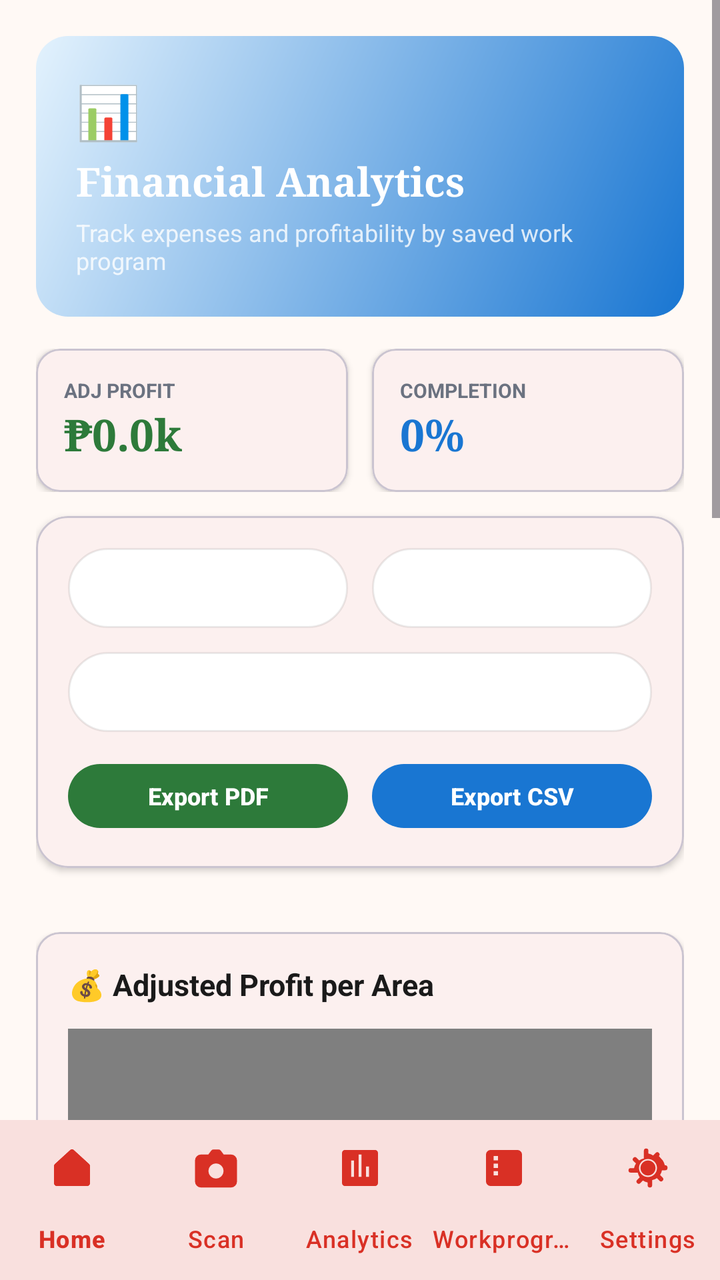
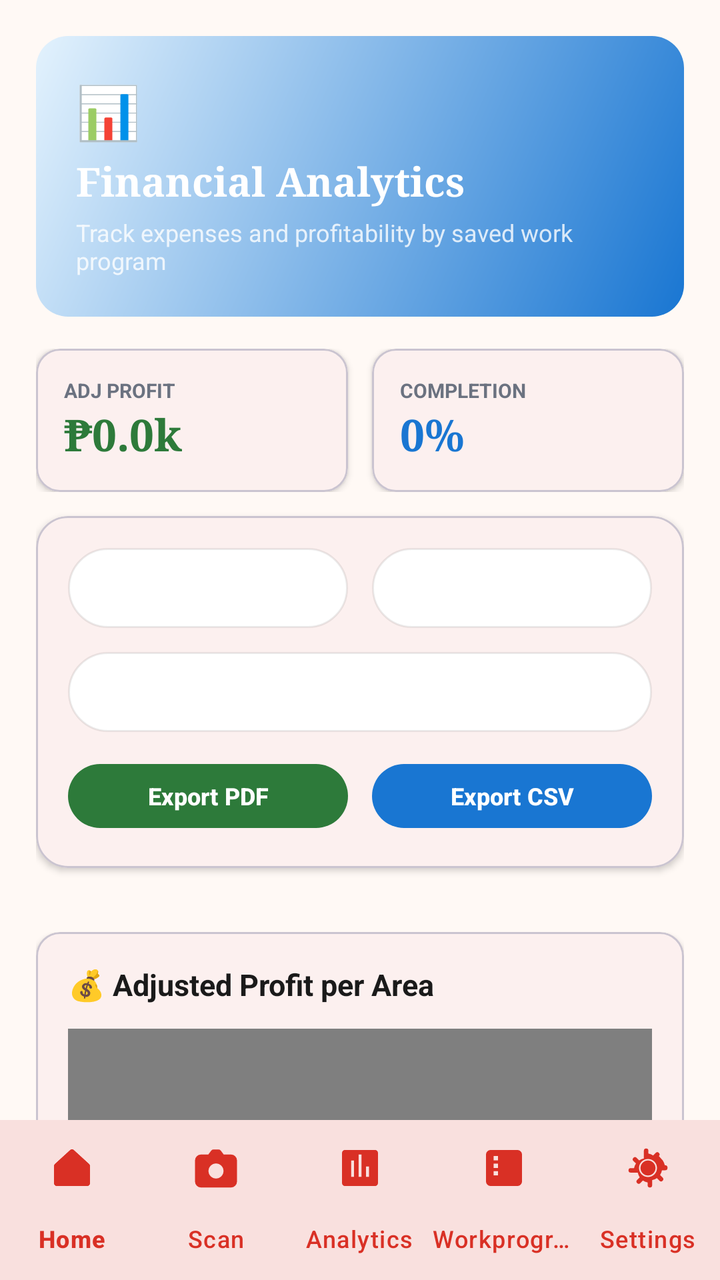

An Android layout rendered at two revisions. The XML below is the earlier revision; the diff shows what the commit changed to produce the second picture.
<!-- AndroidManifest.xml: application theme Theme.TomatoApp -->
<!-- res/layout/activity_analytics.xml -->
<?xml version="1.0" encoding="utf-8"?>
<RelativeLayout xmlns:android="http://schemas.android.com/apk/res/android"
    xmlns:app="http://schemas.android.com/apk/res-auto"
    xmlns:tools="http://schemas.android.com/tools"
    android:id="@+id/main_layout"
    android:layout_width="match_parent"
    android:layout_height="match_parent"
    android:background="@color/cream"
    tools:context=".AnalyticsActivity">

    
    <LinearLayout
        android:id="@+id/analyticsRoot"
        android:layout_width="match_parent"
        android:layout_height="match_parent"
        android:orientation="vertical"
        android:layout_above="@id/bottom_navigation"
        android:fitsSystemWindows="true">

        <ScrollView
            android:layout_width="match_parent"
            android:layout_height="match_parent"
            android:fillViewport="true"
            android:clipToPadding="false"
            android:paddingBottom="40dp">

            <LinearLayout
                android:layout_width="match_parent"
                android:layout_height="wrap_content"
                android:orientation="vertical"
                android:padding="18dp">

                
                <LinearLayout
                    android:layout_width="match_parent"
                    android:layout_height="wrap_content"
                    android:orientation="vertical"
                    android:background="@drawable/bg_blue_gradient_rounded"
                    android:padding="20dp"
                    android:layout_marginBottom="16dp">

                    <TextView
                        android:layout_width="wrap_content"
                        android:layout_height="wrap_content"
                        android:text="📊"
                        android:textSize="26sp"
                        android:layout_marginBottom="4dp" />

                    <TextView
                        android:layout_width="wrap_content"
                        android:layout_height="wrap_content"
                        android:text="Financial Analytics"
                        android:textColor="@color/white"
                        android:fontFamily="serif"
                        android:textSize="20sp"
                        android:textStyle="bold"
                        android:layout_marginBottom="4dp" />

                    <TextView
                        android:layout_width="wrap_content"
                        android:layout_height="wrap_content"
                        android:text="Track expenses and profitability by saved work program"
                        android:textColor="#CCFFFFFF"
                        android:textSize="12sp" />
                </LinearLayout>

                
                <LinearLayout
                    android:id="@+id/statsGrid"
                    android:layout_width="match_parent"
                    android:layout_height="wrap_content"
                    android:orientation="horizontal"
                    android:layout_marginBottom="12dp"
                    android:weightSum="2">

                    <com.google.android.material.card.MaterialCardView
                        android:layout_width="0dp"
                        android:layout_height="wrap_content"
                        android:layout_weight="1"
                        android:layout_marginEnd="6dp"
                        app:cardCornerRadius="12dp"
                        app:cardElevation="2dp"
                        app:cardBackgroundColor="@color/white">
                        <LinearLayout
                            android:layout_width="match_parent"
                            android:layout_height="wrap_content"
                            android:orientation="vertical"
                            android:padding="14dp">
                            <TextView
                                android:layout_width="wrap_content"
                                android:layout_height="wrap_content"
                                android:text="ADJ PROFIT"
                                android:textColor="@color/muted"
                                android:textSize="10sp"
                                android:textStyle="bold" />
                            <TextView
                                android:id="@+id/tvNetProfitStat"
                                android:layout_width="wrap_content"
                                android:layout_height="wrap_content"
                                android:text="₱0.0k"
                                android:textColor="@color/green"
                                android:textSize="22sp"
                                android:textStyle="bold"
                                android:fontFamily="serif" />
                        </LinearLayout>
                    </com.google.android.material.card.MaterialCardView>

                    <com.google.android.material.card.MaterialCardView
                        android:layout_width="0dp"
                        android:layout_height="wrap_content"
                        android:layout_weight="1"
                        android:layout_marginStart="6dp"
                        app:cardCornerRadius="12dp"
                        app:cardElevation="2dp"
                        app:cardBackgroundColor="@color/white">
                        <LinearLayout
                            android:layout_width="match_parent"
                            android:layout_height="wrap_content"
                            android:orientation="vertical"
                            android:padding="14dp">
                            <TextView
                                android:layout_width="wrap_content"
                                android:layout_height="wrap_content"
                                android:text="COMPLETION"
                                android:textColor="@color/muted"
                                android:textSize="10sp"
                                android:textStyle="bold" />
                            <TextView
                                android:id="@+id/tvCompletionStat"
                                android:layout_width="wrap_content"
                                android:layout_height="wrap_content"
                                android:text="0%"
                                android:textColor="@color/blue"
                                android:textSize="22sp"
                                android:textStyle="bold"
                                android:fontFamily="serif" />
                        </LinearLayout>
                    </com.google.android.material.card.MaterialCardView>
                </LinearLayout>

                
                <com.google.android.material.card.MaterialCardView
                    android:layout_width="match_parent"
                    android:layout_height="wrap_content"
                    android:layout_marginBottom="16dp"
                    app:cardCornerRadius="16dp"
                    app:cardElevation="2dp"
                    app:cardBackgroundColor="@color/white">

                    <LinearLayout
                        android:layout_width="match_parent"
                        android:layout_height="wrap_content"
                        android:orientation="vertical"
                        android:padding="16dp">

                        <LinearLayout
                            android:layout_width="match_parent"
                            android:layout_height="wrap_content"
                            android:orientation="horizontal"
                            android:layout_marginBottom="12dp">

                            <Spinner
                                android:id="@+id/viewModeSpinner"
                                android:layout_width="0dp"
                                android:layout_height="40dp"
                                android:layout_weight="1"
                                android:background="@drawable/bg_analytics_spinner"
                                android:layout_marginEnd="6dp"
                                android:paddingStart="12dp"
                                android:paddingEnd="12dp" />
                                
                            <Spinner
                                android:id="@+id/seasonFilterSpinner"
                                android:layout_width="0dp"
                                android:layout_height="40dp"
                                android:layout_weight="1"
                                android:background="@drawable/bg_analytics_spinner"
                                android:layout_marginStart="6dp"
                                android:paddingStart="12dp"
                                android:paddingEnd="12dp" />
                        </LinearLayout>
                        
                        <Spinner
                            android:id="@+id/cultivarFilterSpinner"
                            android:layout_width="match_parent"
                            android:layout_height="40dp"
                            android:background="@drawable/bg_analytics_spinner"
                            android:layout_marginBottom="12dp"
                            android:paddingStart="12dp"
                            android:paddingEnd="12dp" />

                        <LinearLayout
                            android:layout_width="match_parent"
                            android:layout_height="wrap_content"
                            android:orientation="horizontal">

                            <com.google.android.material.button.MaterialButton
                                android:id="@+id/btnExportPdf"
                                android:layout_width="0dp"
                                android:layout_height="40dp"
                                android:layout_weight="1"
                                android:text="Export PDF"
                                android:layout_marginEnd="6dp"
                                android:textColor="@color/white"
                                android:textSize="12sp"
                                android:textStyle="bold"
                                android:textAllCaps="false"
                                app:backgroundTint="@color/green"
                                app:cornerRadius="20dp" />

                            <com.google.android.material.button.MaterialButton
                                android:id="@+id/btnExportCsv"
                                android:layout_width="0dp"
                                android:layout_height="40dp"
                                android:layout_weight="1"
                                android:text="Export CSV"
                                android:layout_marginStart="6dp"
                                android:textColor="@color/white"
                                android:textSize="12sp"
                                android:textStyle="bold"
                                android:textAllCaps="false"
                                app:backgroundTint="@color/blue"
                                app:cornerRadius="20dp" />
                        </LinearLayout>
                    </LinearLayout>
                </com.google.android.material.card.MaterialCardView>

                
                <FrameLayout
                    android:layout_width="match_parent"
                    android:layout_height="wrap_content">

                    <ProgressBar
                        android:id="@+id/analyticsProgress"
                        style="?android:attr/progressBarStyle"
                        android:layout_width="wrap_content"
                        android:layout_height="wrap_content"
                        android:layout_gravity="center"
                        android:visibility="gone" />

                    <LinearLayout
                        android:id="@+id/resultsLayout"
                        android:layout_width="match_parent"
                        android:layout_height="wrap_content"
                        android:orientation="vertical">

                        
                        <androidx.recyclerview.widget.RecyclerView
                            android:id="@+id/tableRecyclerView"
                            android:layout_width="match_parent"
                            android:layout_height="wrap_content"
                            android:nestedScrollingEnabled="false"
                            android:layout_marginBottom="16dp" />

                        
                        <LinearLayout
                            android:id="@+id/chartsContainer"
                            android:layout_width="match_parent"
                            android:layout_height="wrap_content"
                            android:orientation="vertical">

                            
                            <com.google.android.material.card.MaterialCardView
                                android:layout_width="match_parent"
                                android:layout_height="wrap_content"
                                android:layout_marginBottom="16dp"
                                app:cardCornerRadius="12dp"
                                app:cardElevation="2dp"
                                app:cardBackgroundColor="@color/white">
                                <LinearLayout
                                    android:layout_width="match_parent"
                                    android:layout_height="wrap_content"
                                    android:orientation="vertical"
                                    android:padding="16dp">
                                    <TextView
                                        android:layout_width="wrap_content"
                                        android:layout_height="wrap_content"
                                        android:text="💰 Adjusted Profit per Area"
                                        android:textStyle="bold"
                                        android:textColor="@color/text_primary"
                                        android:textSize="15sp"
                                        android:layout_marginBottom="12dp" />
                                    <com.github.mikephil.charting.charts.BarChart
                                        android:id="@+id/barChart"
                                        android:layout_width="match_parent"
                                        android:layout_height="240dp" />
                                </LinearLayout>
                            </com.google.android.material.card.MaterialCardView>

                            
                            <com.google.android.material.card.MaterialCardView
                                android:layout_width="match_parent"
                                android:layout_height="wrap_content"
                                android:layout_marginBottom="16dp"
                                app:cardCornerRadius="12dp"
                                app:cardElevation="2dp"
                                app:cardBackgroundColor="@color/white">
                                <LinearLayout
                                    android:layout_width="match_parent"
                                    android:layout_height="wrap_content"
                                    android:orientation="vertical"
                                    android:padding="16dp">
                                    <TextView
                                        android:layout_width="wrap_content"
                                        android:layout_height="wrap_content"
                                        android:text="✅ Completion Rate Trend by Cultivar"
                                        android:textStyle="bold"
                                        android:textColor="@color/text_primary"
                                        android:textSize="15sp"
                                        android:layout_marginBottom="12dp" />
                                    <com.github.mikephil.charting.charts.LineChart
                                        android:id="@+id/completionChart"
                                        android:layout_width="match_parent"
                                        android:layout_height="240dp" />
                                </LinearLayout>
                            </com.google.android.material.card.MaterialCardView>
                        </LinearLayout>
                    </LinearLayout>

                    
                    <com.google.android.material.card.MaterialCardView
                        android:id="@+id/emptyStateCard"
                        android:layout_width="match_parent"
                        android:layout_height="wrap_content"
                        app:cardCornerRadius="16dp"
                        app:cardElevation="2dp"
                        app:cardBackgroundColor="@color/white"
                        android:visibility="gone">
                        <LinearLayout
                            android:layout_width="match_parent"
                            android:layout_height="wrap_content"
                            android:orientation="vertical"
                            android:gravity="center"
                            android:padding="32dp">
                            <TextView
                                android:layout_width="wrap_content"
                                android:layout_height="wrap_content"
                                android:text="📊"
                                android:textSize="64sp"
                                android:layout_marginBottom="16dp" />
                            <TextView
                                android:id="@+id/emptyText"
                                android:layout_width="wrap_content"
                                android:layout_height="wrap_content"
                                android:text="No Analytics Data Yet"
                                android:textAlignment="center"
                                android:textColor="@color/text_primary"
                                android:textSize="18sp"
                                android:textStyle="bold"
                                android:layout_marginBottom="8dp" />
                            <TextView
                                android:layout_width="wrap_content"
                                android:layout_height="wrap_content"
                                android:text="Save a work program to see finance cards here"
                                android:textAlignment="center"
                                android:textColor="@color/muted"
                                android:textSize="14sp" />
                        </LinearLayout>
                    </com.google.android.material.card.MaterialCardView>
                </FrameLayout>
            </LinearLayout>
        </ScrollView>
    </LinearLayout>

    <com.google.android.material.bottomnavigation.BottomNavigationView
        android:id="@+id/bottom_navigation"
        android:layout_width="match_parent"
        android:layout_height="wrap_content"
        android:layout_alignParentBottom="true"
        android:background="@color/white"
        app:menu="@menu/menu_bottom_nav"
        app:itemIconTint="@color/nav_selected"
        app:itemTextColor="@color/nav_selected"
        app:labelVisibilityMode="labeled"
        app:elevation="16dp" />

</RelativeLayout>
<!-- resources referenced by this layout -->
<resources>
  <color name="blue">#1976D2</color>
  <color name="cream">#FFF9F5</color>
  <color name="green">#2D7A3A</color>
  <color name="muted">#6B7280</color>
  <color name="nav_selected">#D93025</color>
  <color name="text_primary">#1A1A1A</color>
  <color name="white">#FFFFFFFF</color>
  <!-- drawable bg_analytics_spinner (drawable) -->
  <?xml version="1.0" encoding="utf-8"?>
  <shape xmlns:android="http://schemas.android.com/apk/res/android">
      <solid android:color="@android:color/white" />
      <stroke
          android:width="1dp"
          android:color="@color/border" />
      <corners android:radius="999dp" />
  </shape>
  <!-- drawable bg_blue_gradient_rounded (drawable) -->
  <?xml version="1.0" encoding="utf-8"?>
  <shape xmlns:android="http://schemas.android.com/apk/res/android">
      <gradient
          android:angle="315"
          android:endColor="@color/blue"
          android:startColor="@color/blue_light"
          android:type="linear" />
      <corners android:radius="16dp" />
  </shape>
  <style name="Theme.TomatoApp" parent="Base.Theme.TomatoApp" />
  <color name="border">#14000000</color>
  <color name="blue_light">#E3F2FD</color>
  <style name="Base.Theme.TomatoApp" parent="Theme.Material3.DayNight.NoActionBar">
          
          <item name="colorPrimary">@color/tomato_red</item>
          <item name="colorOnPrimary">@color/white</item>
          <item name="colorSecondary">@color/fresh_green</item>
          <item name="colorOnSecondary">@color/white</item>
          <item name="colorSurface">@color/surface</item>
          <item name="colorOnSurface">@color/text_primary</item>
          <item name="colorError">@color/error</item>
          <item name="android:windowBackground">@color/bg_light_gray</item>
      </style>
  <color name="tomato_red">#D93025</color>
  <color name="fresh_green">#3DBE5A</color>
  <color name="surface">#FFFFFF</color>
  <color name="error">#D93025</color>
  <color name="bg_light_gray">#FFF9F5</color>
</resources>

<!-- the commit's change to res/layout/activity_analytics.xml (unified diff, before → after) -->
@@ -17,7 +17,7 @@
         android:layout_above="@id/bottom_navigation"
         android:fitsSystemWindows="true">
 
-        <ScrollView
+        <androidx.core.widget.NestedScrollView
             android:layout_width="match_parent"
             android:layout_height="match_parent"
             android:fillViewport="true"
@@ -245,11 +245,11 @@
                         android:orientation="vertical">
 
                         
-                        <androidx.recyclerview.widget.RecyclerView
-                            android:id="@+id/tableRecyclerView"
-                            android:layout_width="match_parent"
-                            android:layout_height="wrap_content"
-                            android:nestedScrollingEnabled="false"
+                        <LinearLayout
+                            android:id="@+id/programCardsContainer"
+                            android:layout_width="match_parent"
+                            android:layout_height="wrap_content"
+                            android:orientation="vertical"
                             android:layout_marginBottom="16dp" />
 
                         
@@ -359,7 +359,7 @@
                     </com.google.android.material.card.MaterialCardView>
                 </FrameLayout>
             </LinearLayout>
-        </ScrollView>
+        </androidx.core.widget.NestedScrollView>
     </LinearLayout>
 
     <com.google.android.material.bottomnavigation.BottomNavigationView
